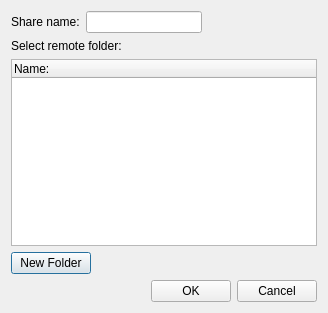
Qt form remotetreesdialog.ui (pcloudcom/psyncgui) before a commit.
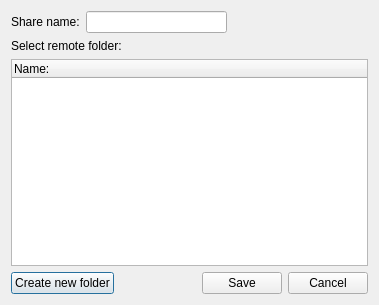
The same form after that commit.

Commit message: SLX-236 | new design - ui forms

Diff of the .ui file:
```diff
--- a/remotetreesdialog.ui
+++ b/remotetreesdialog.ui
@@ -6,8 +6,8 @@
    <rect>
     <x>0</x>
     <y>0</y>
-    <width>328</width>
-    <height>313</height>
+    <width>379</width>
+    <height>305</height>
    </rect>
   </property>
   <property name="windowTitle">
@@ -63,32 +63,18 @@
     </widget>
    </item>
    <item>
-    <layout class="QHBoxLayout" name="horizontalLayout_3">
+    <layout class="QHBoxLayout" name="horizontalLayout_3"/>
+   </item>
+   <item>
+    <layout class="QHBoxLayout" name="horizontalLayout">
      <item>
       <widget class="QPushButton" name="btnNewFolder">
        <property name="text">
-        <string>New Folder</string>
+        <string>Create new folder</string>
        </property>
       </widget>
      </item>
      <item>
-      <spacer name="horizontalSpacer_3">
-       <property name="orientation">
-        <enum>Qt::Horizontal</enum>
-       </property>
-       <property name="sizeHint" stdset="0">
-        <size>
-         <width>40</width>
-         <height>20</height>
-        </size>
-       </property>
-      </spacer>
-     </item>
-    </layout>
-   </item>
-   <item>
-    <layout class="QHBoxLayout" name="horizontalLayout">
-     <item>
       <spacer name="horizontalSpacer">
        <property name="orientation">
         <enum>Qt::Horizontal</enum>
@@ -104,7 +90,7 @@
      <item>
       <widget class="QPushButton" name="btnAccept">
        <property name="text">
-        <string>OK</string>
+        <string>Save</string>
        </property>
       </widget>
      </item>
```
The commit also changes 6 other files.
